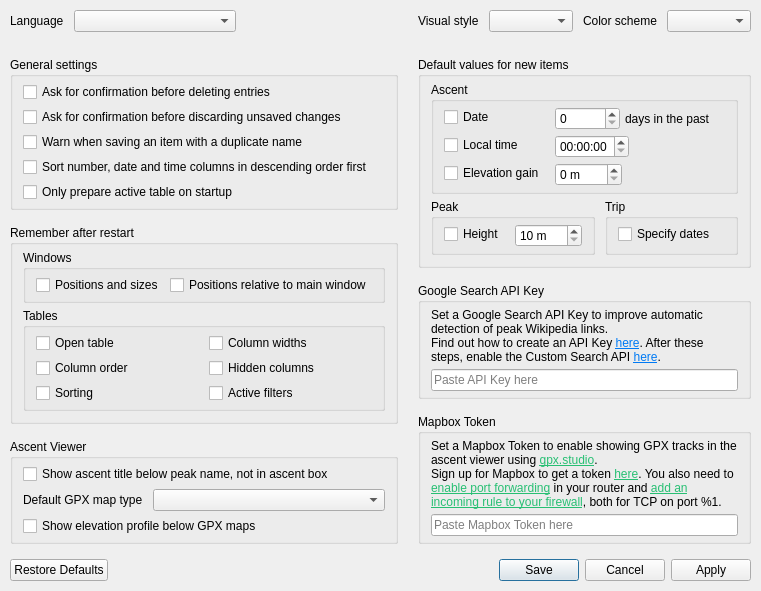
svetter/pal, file src/ui/settings_window.ui: the form before one commit.
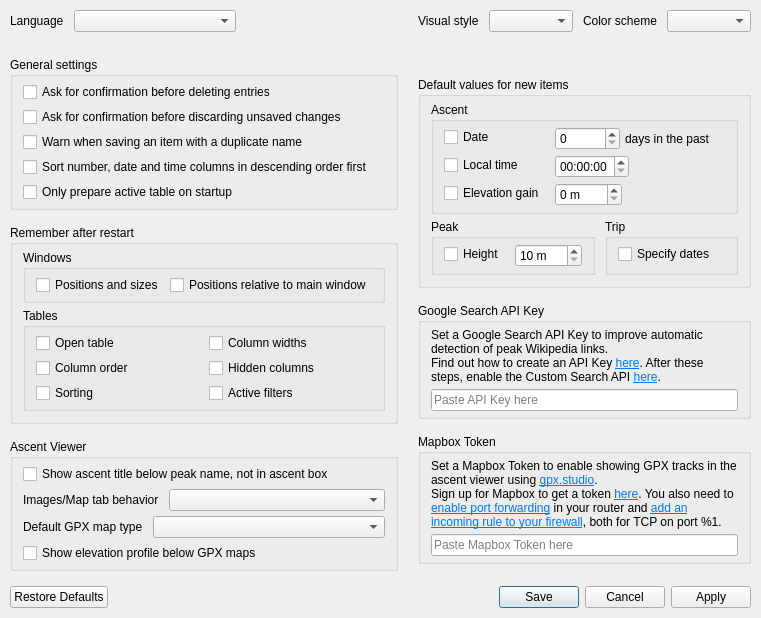
The form after the commit.

```diff
--- a/src/ui/settings_window.ui
+++ b/src/ui/settings_window.ui
@@ -7,7 +7,7 @@
     <x>0</x>
     <y>0</y>
     <width>814</width>
-    <height>696</height>
+    <height>702</height>
    </rect>
   </property>
   <property name="sizePolicy">
@@ -328,6 +328,23 @@
             </property>
            </widget>
           </item>
+          <item>
+           <layout class="QHBoxLayout" name="ascentViewerTabBehaviorLayout" stretch="0,1">
+            <property name="spacing">
+             <number>10</number>
+            </property>
+            <item>
+             <widget class="QLabel" name="ascentViewerTabBehaviorLabel">
+              <property name="text">
+               <string>Images/Map tab behavior</string>
+              </property>
+             </widget>
+            </item>
+            <item>
+             <widget class="QComboBox" name="ascentViewerTabBehaviorCombo"/>
+            </item>
+           </layout>
+          </item>
           <item>
            <layout class="QHBoxLayout" name="mapTypeLayout" stretch="0,1">
             <property name="spacing">
@@ -810,7 +827,7 @@
           <item>
            <widget class="QLabel" name="mapboxTokenLabel">
             <property name="text">
-             <string>Set a Mapbox Token to enable showing GPX tracks in the ascent viewer using &lt;a href=&quot;https://gpx.studio&quot;&gt;&lt;span style=&quot; text-decoration: underline; color:#27bf73;&quot;&gt;gpx.studio&lt;/span&gt;&lt;/a&gt;.&lt;br/&gt;Sign up for Mapbox to get a token &lt;a href=&quot;https://account.mapbox.com/auth/signup/&quot;&gt;&lt;span style=&quot; text-decoration: underline; color:#27bf73;&quot;&gt;here&lt;/span&gt;&lt;/a&gt;. You also need to &lt;a href=&quot;https://portforward.com/router.htm&quot;&gt;&lt;span style=&quot; text-decoration: underline; color:#27bf73;&quot;&gt;enable port forwarding&lt;/span&gt;&lt;/a&gt; in your router and &lt;a href=&quot;https://ec.europa.eu/digital-building-blocks/sites/spaces/CEKB/pages/219710837/How+to+open+a+port+on+the+firewall&quot;&gt;&lt;span style=&quot; text-decoration: underline; color:#27bf73;&quot;&gt;add an incoming rule to your firewall&lt;/span&gt;&lt;/a&gt;, both for TCP on port %1.</string>
+             <string>Set a Mapbox Token to enable showing GPX tracks in the ascent viewer using &lt;a href=&quot;https://gpx.studio&quot;&gt;&lt;span style=&quot; text-decoration: underline; color:#007af4;&quot;&gt;gpx.studio&lt;/span&gt;&lt;/a&gt;.&lt;br/&gt;Sign up for Mapbox to get a token &lt;a href=&quot;https://account.mapbox.com/auth/signup/&quot;&gt;&lt;span style=&quot; text-decoration: underline; color:#007af4;&quot;&gt;here&lt;/span&gt;&lt;/a&gt;. You also need to &lt;a href=&quot;https://portforward.com/router.htm&quot;&gt;&lt;span style=&quot; text-decoration: underline; color:#007af4;&quot;&gt;enable port forwarding&lt;/span&gt;&lt;/a&gt; in your router and &lt;a href=&quot;https://ec.europa.eu/digital-building-blocks/sites/spaces/CEKB/pages/219710837/How+to+open+a+port+on+the+firewall&quot;&gt;&lt;span style=&quot; text-decoration: underline; color:#007af4;&quot;&gt;add an incoming rule to your firewall&lt;/span&gt;&lt;/a&gt;, both for TCP on port %1.</string>
             </property>
             <property name="wordWrap">
              <bool>true</bool>
@@ -838,12 +855,6 @@
          <property name="orientation">
           <enum>Qt::Orientation::Vertical</enum>
          </property>
-         <property name="sizeHint" stdset="0">
-          <size>
-           <width>0</width>
-           <height>0</height>
-          </size>
-         </property>
         </spacer>
        </item>
       </layout>
```
